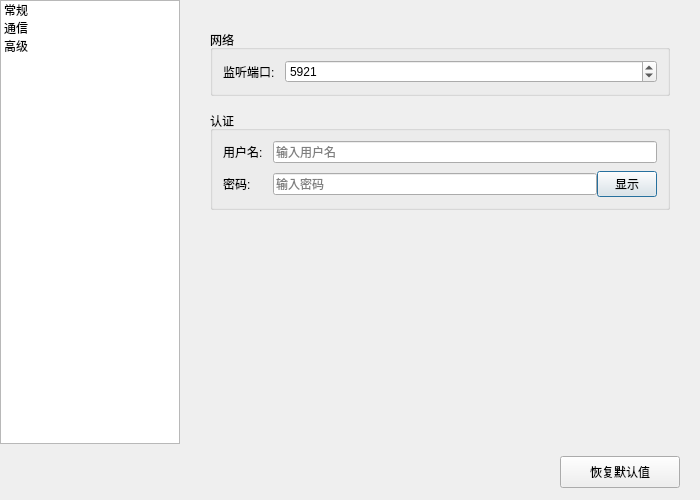
Old version of the form src/ui/settingsdialog.ui in the repository JiaYongChen/CrossRemoteDesktop.
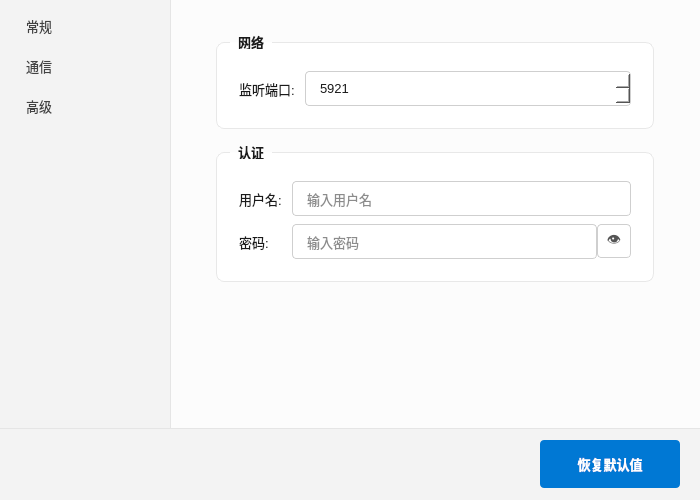
New version of the form. The open tabs and pages were chosen to show the change. Icons and pictures are not drawn.

Commit message: style: SettingsDialog Fluent Design 现代化 — WinUI 浅色主题

Patch:
```diff
--- a/src/ui/settingsdialog.ui
+++ b/src/ui/settingsdialog.ui
@@ -20,6 +20,302 @@
   <property name="modal">
    <bool>false</bool>
   </property>
+  <property name="styleSheet">
+   <string>/* ============================================================
+ * SettingsDialog — Fluent Design (WinUI) 浅色主题
+ * ============================================================ */
+
+/* --- 窗口 --- */
+QDialog#SettingsDialog {
+    background-color: #f3f3f3;
+    font-family: "Segoe UI Variable", "Segoe UI", "Microsoft YaHei", sans-serif;
+    font-size: 13px;
+    color: #1a1a1a;
+}
+
+/* --- 侧栏区域 --- */
+QWidget#sidebarWidget {
+    background-color: #f3f3f3;
+}
+
+/* --- 侧栏导航列表 --- */
+QListWidget#categoryListWidget {
+    background-color: #f3f3f3;
+    border: none;
+    outline: none;
+    font-size: 13px;
+    padding: 6px 4px;
+}
+
+QListWidget#categoryListWidget::item {
+    padding: 9px 12px;
+    margin: 1px 4px;
+    border-radius: 6px;
+    border-left: 3px solid transparent;
+    color: #424242;
+    font-weight: 400;
+}
+
+QListWidget#categoryListWidget::item:selected {
+    background-color: rgba(0, 0, 0, 0.06);
+    border-left: 3px solid #0078d4;
+    color: #1a1a1a;
+    font-weight: 600;
+}
+
+QListWidget#categoryListWidget::item:hover:!selected {
+    background-color: rgba(0, 0, 0, 0.03);
+}
+
+/* --- 内容区 --- */
+QWidget#mainContentWidget {
+    background-color: #fcfcfc;
+    border-left: 1px solid #e5e5e5;
+}
+
+/* --- 分组框 → 白色卡片 --- */
+QGroupBox {
+    background-color: #ffffff;
+    border: 1px solid #e8e8e8;
+    border-radius: 8px;
+    margin-top: 8px;
+    padding: 18px 12px 12px 12px;
+    font-weight: 600;
+    font-size: 13px;
+    color: #1a1a1a;
+}
+
+QGroupBox::title {
+    subcontrol-origin: margin;
+    left: 14px;
+    padding: 0 6px 0 6px;
+    color: #1a1a1a;
+}
+
+/* --- 标签 --- */
+QLabel {
+    color: #1a1a1a;
+    font-weight: 400;
+    font-size: 13px;
+}
+
+/* --- 下拉框 --- */
+QComboBox {
+    border: 1px solid #cfcfcf;
+    border-radius: 4px;
+    padding: 8px 12px;
+    background-color: #ffffff;
+    color: #1a1a1a;
+    font-size: 13px;
+    font-family: "Segoe UI", sans-serif;
+    min-width: 100px;
+}
+
+QComboBox:hover {
+    border-color: #999999;
+}
+
+QComboBox:focus {
+    border-color: #0078d4;
+}
+
+QComboBox::drop-down {
+    subcontrol-origin: padding;
+    subcontrol-position: top right;
+    width: 24px;
+    border-left: 1px solid #e0e0e0;
+    border-top-right-radius: 4px;
+    border-bottom-right-radius: 4px;
+}
+
+QComboBox QAbstractItemView {
+    border: 1px solid #cfcfcf;
+    border-radius: 4px;
+    background-color: #ffffff;
+    selection-background-color: rgba(0, 120, 212, 0.12);
+    selection-color: #1a1a1a;
+    outline: none;
+}
+
+/* --- 数字输入框 --- */
+QSpinBox {
+    border: 1px solid #cfcfcf;
+    border-radius: 4px;
+    padding: 8px 12px;
+    background-color: #ffffff;
+    color: #1a1a1a;
+    font-size: 13px;
+    font-family: "Segoe UI", sans-serif;
+}
+
+QSpinBox:hover {
+    border-color: #999999;
+}
+
+QSpinBox:focus {
+    border-color: #0078d4;
+}
+
+/* --- 文本框 --- */
+QLineEdit {
+    border: 1px solid #cfcfcf;
+    border-radius: 4px;
+    padding: 8px 12px;
+    background-color: #ffffff;
+    color: #1a1a1a;
+    font-size: 13px;
+    font-family: "Segoe UI", sans-serif;
+}
+
+QLineEdit:hover {
+    border-color: #999999;
+}
+
+QLineEdit:focus {
+    border-color: #0078d4;
+}
+
+/* --- Toggle Switch (通过 QCheckBox::indicator 实现) --- */
+QCheckBox {
+    color: #1a1a1a;
+    font-size: 13px;
+    spacing: 10px;
+}
+
+QCheckBox::indicator {
+    width: 40px;
+    height: 20px;
+    border-radius: 10px;
+    background-color: #cccccc;
+    border: none;
+}
+
+QCheckBox::indicator:checked {
+    background-color: #0078d4;
+}
+
+QCheckBox::indicator:hover {
+    background-color: #aaaaaa;
+}
+
+QCheckBox::indicator:checked:hover {
+    background-color: #106ebe;
+}
+
+/* --- 主要按钮（恢复默认值） --- */
+QPushButton#restoreDefaultsBtn {
+    background-color: #0078d4;
+    color: #ffffff;
+    border: none;
+    border-radius: 4px;
+    padding: 8px 20px;
+    font-size: 13px;
+    font-weight: 500;
+    min-width: 100px;
+    min-height: 32px;
+}
+
+QPushButton#restoreDefaultsBtn:hover {
+    background-color: #106ebe;
+}
+
+QPushButton#restoreDefaultsBtn:pressed {
+    background-color: #005a9e;
+}
+
+/* --- 辅助按钮（高级页 Enable Core Debug / Reset Rules） --- */
+QPushButton#presetDebugBtn,
+QPushButton#resetRulesBtn {
+    background-color: #f5f5f5;
+    border: 1px solid #d0d0d0;
+    border-radius: 4px;
+    padding: 5px 14px;
+    font-size: 12px;
+    font-weight: 400;
+    color: #333333;
+}
+
+QPushButton#presetDebugBtn:hover,
+QPushButton#resetRulesBtn:hover {
+    background-color: #e8e8e8;
+    border-color: #bcbcbc;
+}
+
+/* --- 密码切换按钮 --- */
+QPushButton#togglePasswordBtn {
+    background-color: transparent;
+    border: 1px solid #cfcfcf;
+    border-radius: 4px;
+    width: 32px;
+    height: 32px;
+    font-size: 14px;
+    color: #555555;
+}
+
+QPushButton#togglePasswordBtn:hover {
+    background-color: #f0f0f0;
+}
+
+/* --- 多行文本框（日志规则） --- */
+QTextEdit#logRulesTextEdit {
+    border: 1px solid #cfcfcf;
+    border-radius: 4px;
+    padding: 8px 12px;
+    background-color: #ffffff;
+    color: #1a1a1a;
+    font-family: "Consolas", "Cascadia Code", "Courier New", monospace;
+    font-size: 12px;
+}
+
+QTextEdit#logRulesTextEdit:focus {
+    border-color: #0078d4;
+}
+
+/* --- 按钮栏区域 --- */
+QWidget#buttonWidget {
+    background-color: #f3f3f3;
+    border-top: 1px solid #e5e5e5;
+}
+
+/* --- 滚动条 --- */
+QScrollBar:vertical {
+    width: 6px;
+    background-color: transparent;
+    margin: 0;
+}
+
+QScrollBar::handle:vertical {
+    background-color: #c0c0c0;
+    border-radius: 3px;
+    min-height: 30px;
+}
+
+QScrollBar::handle:vertical:hover {
+    background-color: #a0a0a0;
+}
+
+QScrollBar::add-line:vertical,
+QScrollBar::sub-line:vertical {
+    height: 0px;
+}
+
+QScrollBar::add-page:vertical,
+QScrollBar::sub-page:vertical {
+    background-color: transparent;
+}
+
+/* --- 堆叠页面透底 --- */
+QStackedWidget#settingsStackedWidget {
+    background-color: transparent;
+}
+
+/* --- 页面内各 QWidget 透底 --- */
+QWidget#generalPage,
+QWidget#serverPage,
+QWidget#advancedPage {
+    background-color: transparent;
+}</string>
+  </property>
   <layout class="QVBoxLayout" name="mainLayout">
    <property name="spacing">
     <number>0</number>
@@ -58,7 +354,7 @@
        <widget class="QWidget" name="sidebarWidget">
         <property name="maximumSize">
          <size>
-          <width>180</width>
+          <width>170</width>
           <height>16777215</height>
          </size>
         </property>
@@ -82,7 +378,7 @@
           <widget class="QListWidget" name="categoryListWidget">
            <property name="maximumSize">
             <size>
-             <width>180</width>
+             <width>170</width>
              <height>16777215</height>
             </size>
            </property>
@@ -119,16 +415,16 @@
           <number>10</number>
          </property>
          <property name="leftMargin">
-          <number>20</number>
+          <number>36</number>
          </property>
          <property name="topMargin">
-          <number>20</number>
+          <number>24</number>
          </property>
          <property name="rightMargin">
-          <number>20</number>
+          <number>36</number>
          </property>
          <property name="bottomMargin">
-          <number>20</number>
+          <number>24</number>
          </property>
          <item>
           <widget class="QStackedWidget" name="settingsStackedWidget">
@@ -370,13 +666,10 @@
                   <item>
                    <widget class="QPushButton" name="togglePasswordBtn">
                     <property name="text">
-                     <string>显示</string>
+                     <string>👁</string>
                     </property>
-                    <property name="maximumSize">
-                     <size>
-                      <width>60</width>
-                      <height>16777215</height>
-                     </size>
+                    <property name="toolTip">
+                     <string>显示/隐藏密码</string>
                     </property>
                    </widget>
                   </item>
@@ -584,7 +877,7 @@
         </property>
         <property name="minimumSize">
          <size>
-          <width>120</width>
+          <width>100</width>
           <height>32</height>
          </size>
         </property>
```
